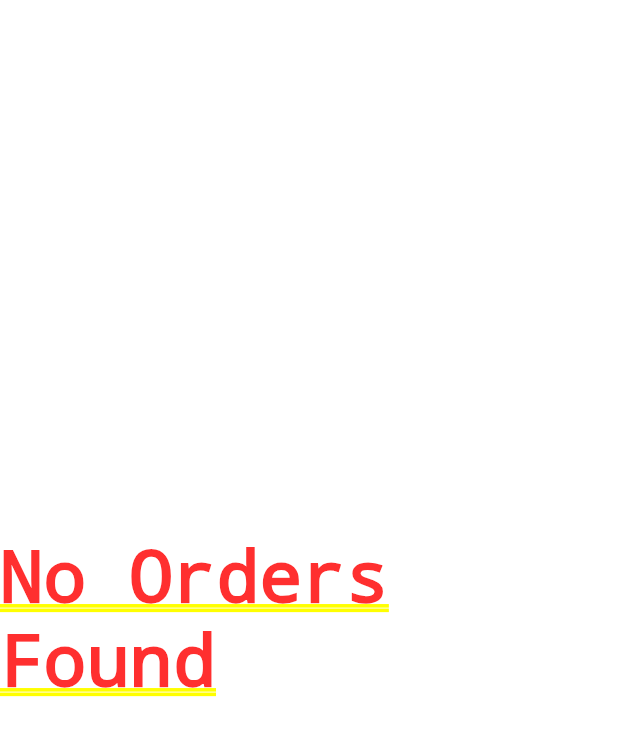
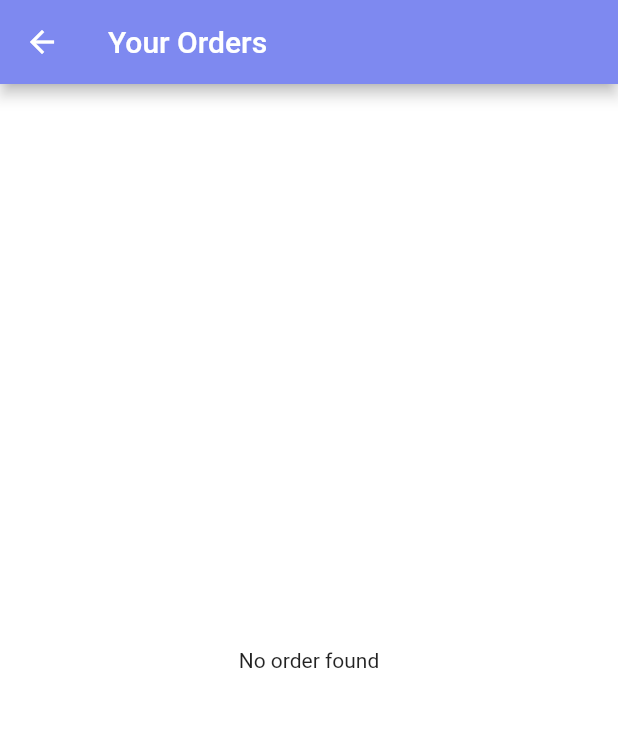
Before and after one commit to khatri76shubham/Kartking, a Flutter app: the Myorders screen opened directly, on a phone screen of 412 x 824 dp. Shown: the top 736 px of the screen. Run offline on Flutter 3.47's test engine with Material 2 defaults, Android fonts, the light colour scheme and no system bars; our stand-ins replace animated_splash_screen, carousel_slider, cloud_firestore, curved_navigation_bar, firebase_auth, firebase_core and 9 more; missing offline and left inert: flutter_share, razorpay_flutter; accounts and stored records are empty.

Commit message:
Github is done

```diff
--- a/lib/my_order.dart
+++ b/lib/my_order.dart
@@ -26,8 +26,14 @@ class _MyordersState extends State<Myorders> {
             );
           }
           if (snapshot.data!.docs.isEmpty) {
-            return const Center(
-              child: Text("No Orders Found"),
+            return Scaffold(
+              appBar: AppBar(
+                backgroundColor: primarycolor,
+                title: const Text('Your Orders'),
+              ),
+              body: const Center(
+                child: Text('No order found'),
+              ),
             );
           }
           return Scaffold(
```
